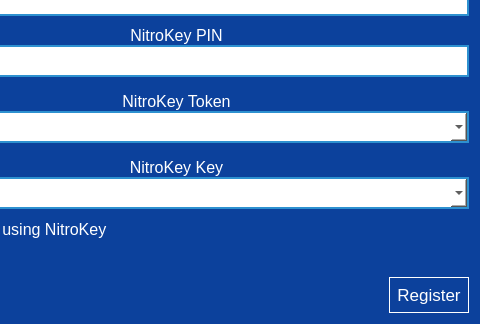
Old version of the form parsec/core/gui/forms/login_register_device_widget.ui in the repository Scille/parsec-cloud; both pictures show x 127 to 607 and y 396 to 720 of the 607 by 720 pixel window.
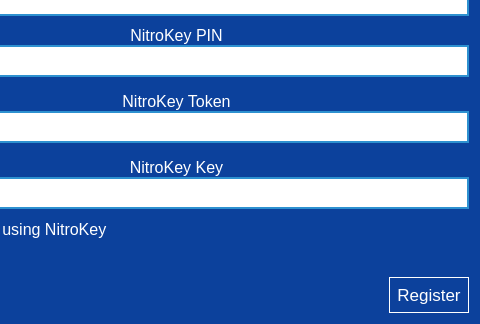
New version of the form. Icons and pictures are not drawn.

Commit message: [GUI] Fixed drop down arrow display for QComboBox

Patch:
```diff
--- a/parsec/core/gui/forms/login_register_device_widget.ui
+++ b/parsec/core/gui/forms/login_register_device_widget.ui
@@ -69,9 +69,17 @@
 color: black;
 }
 
+QComboBox::drop-down
+{
+border: 0px;
+}
+
 QComboBox::down-arrow
 {
 image: url(:/icons/images/icons/down-arrow.png);
+width: 16px;
+height: 16px;
+padding-right: 5px;
 }
 
 QCheckBox
```
The commit also changes 11 other files.
